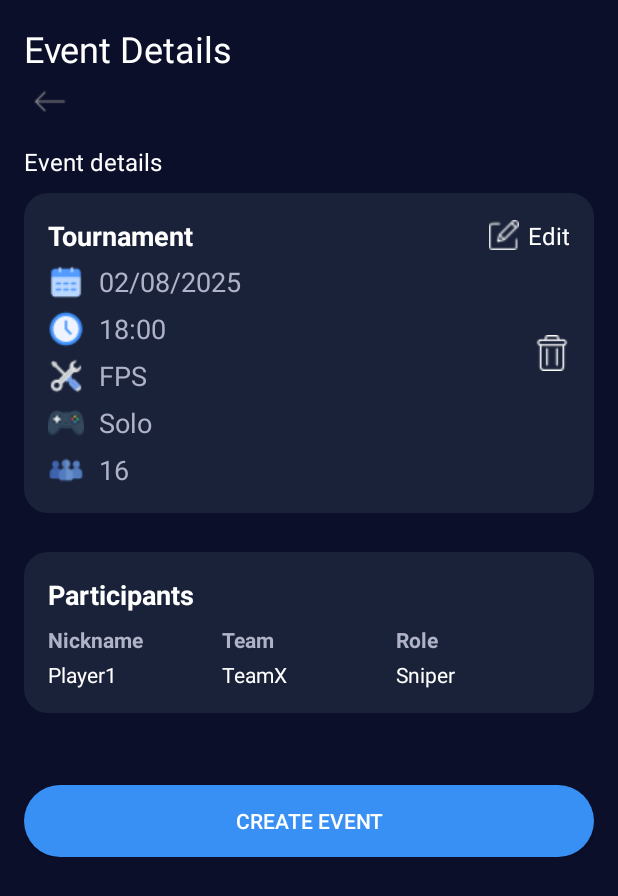
After one commit to dmitryS1666/win_com, an Android app built with Jetpack Compose: the fragment ViewEventFragment placed in its activity, on a phone screen of 412 x 824 dp. The commit adds this screen. Shown: the top 896 px of the screen. Run offline under Robolectric (Android 15) with nearby library versions, the phone set to English and light mode, and no system bars; our stand-ins replace Room's generated code.

Commit message:
add show/create/delete event forms

```diff
--- a/app/src/main/java/win/com/MusicPlayerManager.kt
+++ b/app/src/main/java/win/com/MusicPlayerManager.kt
@@ -8,7 +8,7 @@ object MusicPlayerManager {
 
     fun start(context: Context) {
         val prefs = context.getSharedPreferences("app_settings", Context.MODE_PRIVATE)
-        val enabled = prefs.getBoolean("sound_enabled", true)
+        val enabled = prefs.getBoolean("sound_enabled", false)
 
         if (!enabled) return
 
--- a/app/src/main/java/win/com/data/dao/EventDao.kt
+++ b/app/src/main/java/win/com/data/dao/EventDao.kt
@@ -1,5 +1,6 @@
 package win.com.data.dao
 
+import androidx.lifecycle.LiveData
 import androidx.room.Dao
 import androidx.room.Delete
 import androidx.room.Insert
@@ -20,9 +21,9 @@ interface EventDao {
     @Update
     suspend fun update(event: EventEntity)
 
-    @Delete
-    suspend fun delete(event: EventEntity)
+    @Query("DELETE FROM events WHERE id = :eventId")
+    suspend fun delete(eventId: Int)
 
     @Query("SELECT * FROM events WHERE id = :eventId LIMIT 1")
-    suspend fun getById(eventId: Long): EventEntity?
+    fun getById(eventId: Int): LiveData<EventEntity>
 }
--- a/app/src/main/java/win/com/data/entity/EventEntity.kt
+++ b/app/src/main/java/win/com/data/entity/EventEntity.kt
@@ -5,7 +5,7 @@ import androidx.room.PrimaryKey
 
 @Entity(tableName = "events")
 data class EventEntity(
-    @PrimaryKey(autoGenerate = true) val id: Long = 0,
+    @PrimaryKey(autoGenerate = true) val id: Int = 0,
     val name: String,
     val date: String,
     val time: String,
--- a/app/src/main/java/win/com/data/repository/EventRepository.kt
+++ b/app/src/main/java/win/com/data/repository/EventRepository.kt
@@ -1,5 +1,6 @@
 package win.com.data.repository
 
+import androidx.lifecycle.LiveData
 import kotlinx.coroutines.flow.Flow
 import win.com.data.dao.EventDao
 import win.com.data.entity.EventEntity
@@ -12,7 +13,7 @@ class EventRepository(private val dao: EventDao) {
 
     suspend fun update(event: EventEntity) = dao.update(event)
 
-    suspend fun delete(event: EventEntity) = dao.delete(event)
+    suspend fun delete(id: Int) = dao.delete(id)
 
-    suspend fun getById(id: Long): EventEntity? = dao.getById(id)
+    fun getById(id: Int): LiveData<EventEntity> = dao.getById(id)
 }
--- a/app/src/main/java/win/com/ui/dashboard/DashboardViewModel.kt
+++ b/app/src/main/java/win/com/ui/dashboard/DashboardViewModel.kt
@@ -4,7 +4,9 @@ import android.app.Application
 import androidx.lifecycle.AndroidViewModel
 import androidx.lifecycle.LiveData
 import androidx.lifecycle.asLiveData
+import androidx.lifecycle.viewModelScope
 import kotlinx.coroutines.flow.map
+import kotlinx.coroutines.launch
 import win.com.data.database.AppDatabase
 import win.com.data.entity.EventEntity
 import win.com.data.repository.EventRepository
@@ -25,4 +27,20 @@ class DashboardViewModel(application: Application) : AndroidViewModel(applicatio
             .map { it.firstOrNull() }
             .asLiveData()
     }
+
+    fun deleteEvent(id: Int) {
+        viewModelScope.launch {
+            repository.delete(id)
+        }
+    }
+
+    fun getEventById(id: Int): LiveData<EventEntity> {
+        return repository.getById(id)
+    }
+
+    fun updateEvent(event: EventEntity) {
+        viewModelScope.launch {
+            repository.update(event)
+        }
+    }
 }
--- /dev/null
+++ b/app/src/main/java/win/com/ui/event/ViewEventFragment.kt
@@ -0,0 +1,97 @@
+package win.com.ui.event
+
+import android.os.Bundle
+import android.view.LayoutInflater
+import android.view.View
+import android.view.ViewGroup
+import android.widget.Button
+import android.widget.ImageView
+import android.widget.TextView
+import android.widget.Toast
+import androidx.fragment.app.Fragment
+import androidx.lifecycle.ViewModelProvider
+import win.com.MainActivity
+import win.com.R
+import win.com.ui.dashboard.DashboardViewModel
+
+class ViewEventFragment : Fragment() {
+
+    private lateinit var viewModel: DashboardViewModel
+    private var eventId: Int = -1
+
+    override fun onCreate(savedInstanceState: Bundle?) {
+        super.onCreate(savedInstanceState)
+        eventId = arguments?.getInt(ARG_EVENT_ID) ?: -1
+    }
+
+    override fun onCreateView(inflater: LayoutInflater, container: ViewGroup?, savedInstanceState: Bundle?): View {
+        return inflater.inflate(R.layout.fragment_view_event, container, false)
+    }
+
+    override fun onViewCreated(view: View, savedInstanceState: Bundle?) {
+        viewModel = ViewModelProvider(this)[DashboardViewModel::class.java]
+
+        val title = view.findViewById<TextView>(R.id.viewEventTitle)
+        val date = view.findViewById<TextView>(R.id.viewEventDate)
+        val time = view.findViewById<TextView>(R.id.viewEventTime)
+        val category = view.findViewById<TextView>(R.id.viewEventCategory)
+        val mode = view.findViewById<TextView>(R.id.viewEventMode)
+        val players = view.findViewById<TextView>(R.id.viewEventPlayers)
+
+        val backButton = view.findViewById<ImageView>(R.id.backButton)
+        val createButton = view.findViewById<Button>(R.id.createButton)
+        val editButton = view.findViewById<TextView>(R.id.editButton)
+        val editIcon = view.findViewById<ImageView>(R.id.editIcon)
+        val deleteIcon = view.findViewById<ImageView>(R.id.iconDelete)
+
+        // Назад
+        backButton.setOnClickListener {
+            (activity as? MainActivity)?.openFragment(AllEventsFragment())
+        }
+
+        // Создание события
+        createButton.setOnClickListener {
+            (activity as? MainActivity)?.openFragment(CreateEventFragment())
+            (activity as? MainActivity)?.updateNavIcons("events")
+        }
+
+        // Редактирование (кнопка или иконка)
+        val openEditFragment = {
+            (activity as? MainActivity)?.openFragment(EditEventFragment.newInstance(eventId))
+        }
+
+        editButton.setOnClickListener { openEditFragment() }
+        editIcon.setOnClickListener { openEditFragment() }
+
+        // Удаление события
+        deleteIcon.setOnClickListener {
+            viewModel.deleteEvent(eventId)
+            Toast.makeText(requireContext(), "Event deleted", Toast.LENGTH_SHORT).show()
+            (activity as? MainActivity)?.openFragment(AllEventsFragment())
+        }
+
+        // Заполнение данных
+        viewModel.getEventById(eventId).observe(viewLifecycleOwner) { event ->
+            event?.let {
+                title.text = event.name
+                date.text = event.date
+                time.text = event.time
+                category.text = event.category
+                mode.text = event.mode
+                players.text = "${event.maxParticipants} participants"
+            }
+        }
+    }
+
+    companion object {
+        private const val ARG_EVENT_ID = "event_id"
+
+        fun newInstance(eventId: Int): ViewEventFragment {
+            val fragment = ViewEventFragment()
+            val args = Bundle()
+            args.putInt(ARG_EVENT_ID, eventId)
+            fragment.arguments = args
+            return fragment
+        }
+    }
+}
--- /dev/null
+++ b/app/src/main/res/layout/fragment_view_event.xml
@@ -0,0 +1,275 @@
+<?xml version="1.0" encoding="utf-8"?>
+<ScrollView xmlns:android="http://schemas.android.com/apk/res/android"
+    xmlns:app="http://schemas.android.com/apk/res-auto"
+    xmlns:tools="http://schemas.android.com/tools"
+    android:layout_width="match_parent"
+    android:layout_height="match_parent"
+    android:background="#0B0F2A"
+    android:padding="16dp">
+
+    <LinearLayout
+        android:layout_width="match_parent"
+        android:layout_height="wrap_content"
+        android:orientation="vertical">
+
+        <!-- Header: Back + Title + Edit -->
+        <!-- Title -->
+        <TextView
+            android:layout_width="380dp"
+            android:layout_height="wrap_content"
+            android:layout_weight="2"
+            android:gravity="left"
+            android:text="Event Details"
+            android:textColor="@android:color/white"
+            android:textSize="24sp" />
+
+        <!-- Back button -->
+        <ImageView
+            android:id="@+id/backButton"
+            android:layout_width="38dp"
+            android:layout_height="38dp"
+            android:layout_weight="0.5"
+            android:src="@drawable/ic_arrow_back" />
+
+        <TextView
+            android:layout_width="380dp"
+            android:layout_height="wrap_content"
+            android:layout_weight="2"
+            android:gravity="left"
+            android:text="Event details"
+            android:layout_marginTop="10dp"
+            android:layout_marginBottom="10dp"
+            android:textColor="@android:color/white"
+            android:textSize="16sp" />
+
+        <!-- Event Card -->
+        <androidx.constraintlayout.widget.ConstraintLayout
+            android:layout_width="match_parent"
+            android:layout_height="wrap_content"
+            android:layout_marginBottom="16dp"
+            android:background="@drawable/bg_event_card"
+            android:padding="16dp">
+
+            <!-- Edit button -->
+            <LinearLayout
+                android:id="@+id/headerRow"
+                android:layout_width="match_parent"
+                android:layout_height="wrap_content"
+                android:orientation="horizontal"
+                android:gravity="center_vertical"
+                app:layout_constraintTop_toTopOf="parent"
+                app:layout_constraintStart_toStartOf="parent"
+                app:layout_constraintEnd_toEndOf="parent"
+                android:layout_marginBottom="8dp">
+
+                <!-- Заголовок -->
+                <TextView
+                    android:id="@+id/viewEventTitle"
+                    android:layout_width="0dp"
+                    android:layout_height="wrap_content"
+                    android:layout_weight="1"
+                    android:text="Tournament"
+                    android:textColor="@android:color/white"
+                    android:textSize="18sp"
+                    android:textStyle="bold"
+                    android:maxLines="1"
+                    android:ellipsize="end" />
+
+                <!-- Иконка + Edit -->
+                <ImageView
+                    android:id="@+id/editIcon"
+                    android:layout_width="20dp"
+                    android:layout_height="20dp"
+                    android:src="@drawable/i_edit"
+                    android:layout_marginEnd="6dp"
+                    app:tint="@android:color/white" />
+
+                <TextView
+                    android:id="@+id/editButton"
+                    android:layout_width="wrap_content"
+                    android:layout_height="wrap_content"
+                    android:text="Edit"
+                    android:textColor="@android:color/white"
+                    android:textSize="16sp" />
+            </LinearLayout>
+
+            <TextView
+                android:id="@+id/viewEventDate"
+                android:layout_width="0dp"
+                android:layout_height="wrap_content"
+                android:layout_marginTop="6dp"
+                android:drawableStart="@drawable/i_calendar"
+                android:drawablePadding="10dp"
+                android:text="02/08/2025"
+                android:textColor="#B0B3C7"
+                android:textSize="18sp"
+                app:layout_constraintStart_toStartOf="parent"
+                app:layout_constraintTop_toBottomOf="@id/headerRow"
+                app:layout_constraintEnd_toStartOf="@id/iconsLayout" />
+
+            <TextView
+                android:id="@+id/viewEventTime"
+                android:layout_width="0dp"
+                android:layout_height="wrap_content"
+                android:layout_marginTop="6dp"
+                android:drawableStart="@drawable/i_clock"
+                android:drawablePadding="10dp"
+                android:text="18:00"
+                android:textColor="#B0B3C7"
+                android:textSize="18sp"
+                app:layout_constraintEnd_toStartOf="@id/iconsLayout"
+                app:layout_constraintStart_toStartOf="parent"
+                app:layout_constraintTop_toBottomOf="@id/viewEventDate" />
+
+            <TextView
+                android:id="@+id/viewEventMode"
+                android:layout_width="0dp"
+                android:layout_height="wrap_content"
+                android:layout_marginTop="6dp"
+                android:drawableStart="@drawable/i_mode"
+                android:drawablePadding="10dp"
+                android:text="FPS"
+                android:textColor="#B0B3C7"
+                android:textSize="18sp"
+                app:layout_constraintEnd_toStartOf="@id/iconsLayout"
+                app:layout_constraintStart_toStartOf="parent"
+                app:layout_constraintTop_toBottomOf="@id/viewEventTime" />
+
+            <TextView
+                android:id="@+id/viewEventCategory"
+                android:layout_width="0dp"
+                android:layout_height="wrap_content"
+                android:layout_marginTop="6dp"
+                android:drawableStart="@drawable/i_category"
+                android:drawablePadding="10dp"
+                android:text="Solo"
+                android:textColor="#B0B3C7"
+                android:textSize="18sp"
+                app:layout_constraintEnd_toStartOf="@id/iconsLayout"
+                app:layout_constraintStart_toStartOf="parent"
+                app:layout_constraintTop_toBottomOf="@id/viewEventMode" />
+
+            <TextView
+                android:id="@+id/viewEventPlayers"
+                android:layout_width="wrap_content"
+                android:layout_height="wrap_content"
+                android:layout_marginTop="6dp"
+                android:drawableStart="@drawable/i_parti"
+                android:drawablePadding="10dp"
+                android:text="16"
+                android:textColor="#B0B3C7"
+                android:textSize="18sp"
+                app:layout_constraintStart_toStartOf="parent"
+                app:layout_constraintTop_toBottomOf="@id/viewEventCategory" />
+
+            <LinearLayout
+                android:id="@+id/iconsLayout"
+                android:layout_width="wrap_content"
+                android:layout_height="wrap_content"
+                android:layout_marginStart="8dp"
+                android:gravity="center_vertical"
+                android:orientation="horizontal"
+                app:layout_constraintBottom_toBottomOf="parent"
+                app:layout_constraintEnd_toEndOf="parent"
+                app:layout_constraintTop_toTopOf="parent">
+
+                <ImageView
+                    android:id="@+id/iconDelete"
+                    android:layout_width="24dp"
+                    android:layout_height="24dp"
+                    android:src="@drawable/ic_delete"
+                    app:tint="@android:color/white" />
+            </LinearLayout>
+        </androidx.constraintlayout.widget.ConstraintLayout>
+
+        <!-- Participants Card -->
+        <LinearLayout
+            android:layout_width="match_parent"
+            android:layout_height="wrap_content"
+            android:layout_marginBottom="24dp"
+            android:background="@drawable/bg_event_card"
+            android:orientation="vertical"
+            android:layout_marginTop="10dp"
+            android:padding="16dp">
+
+            <TextView
+                android:layout_width="wrap_content"
+                android:layout_height="wrap_content"
+                android:layout_marginBottom="8dp"
+                android:text="Participants"
+                android:textColor="@android:color/white"
+                android:textSize="18sp"
+                android:textStyle="bold" />
+
+            <!-- Table Header -->
+            <LinearLayout
+                android:layout_width="match_parent"
+                android:layout_height="wrap_content"
+                android:layout_marginBottom="4dp"
+                android:orientation="horizontal">
+
+                <TextView
+                    android:layout_width="0dp"
+                    android:layout_height="wrap_content"
+                    android:layout_weight="1"
+                    android:text="Nickname"
+                    android:textColor="#B0B3C7"
+                    android:textStyle="bold" />
+
+                <TextView
+                    android:layout_width="0dp"
+                    android:layout_height="wrap_content"
+                    android:layout_weight="1"
+                    android:text="Team"
+                    android:textColor="#B0B3C7"
+                    android:textStyle="bold" />
+
+                <TextView
+                    android:layout_width="0dp"
+                    android:layout_height="wrap_content"
+                    android:layout_weight="1"
+                    android:text="Role"
+                    android:textColor="#B0B3C7"
+                    android:textStyle="bold" />
+            </LinearLayout>
+
+            <!-- Example Row -->
+            <LinearLayout
+                android:layout_width="match_parent"
+                android:layout_height="wrap_content"
+                android:orientation="horizontal">
+
+                <TextView
+                    android:layout_width="0dp"
+                    android:layout_height="wrap_content"
+                    android:layout_weight="1"
+                    android:text="Player1"
+                    android:textColor="@android:color/white" />
+
+                <TextView
+                    android:layout_width="0dp"
+                    android:layout_height="wrap_content"
+                    android:layout_weight="1"
+                    android:text="TeamX"
+                    android:textColor="@android:color/white" />
+
+                <TextView
+                    android:layout_width="0dp"
+                    android:layout_height="wrap_content"
+                    android:layout_weight="1"
+                    android:text="Sniper"
+                    android:textColor="@android:color/white" />
+            </LinearLayout>
+        </LinearLayout>
+
+        <!-- Кнопка создания -->
+        <Button
+            android:id="@+id/createButton"
+            android:layout_width="match_parent"
+            android:layout_height="wrap_content"
+            android:layout_marginTop="24dp"
+            android:background="@drawable/rounded_button_bg"
+            android:text="Create Event"
+            android:textColor="@android:color/white" />
+    </LinearLayout>
+</ScrollView>
--- a/app/src/main/res/layout/item_event.xml
+++ b/app/src/main/res/layout/item_event.xml
@@ -2,8 +2,8 @@
 <androidx.constraintlayout.widget.ConstraintLayout xmlns:android="http://schemas.android.com/apk/res/android"
     xmlns:app="http://schemas.android.com/apk/res-auto"
     android:layout_width="match_parent"
-    android:layout_marginRight="10dp"
-    android:layout_marginLeft="10dp"
+    android:layout_marginRight="5dp"
+    android:layout_marginLeft="5dp"
     android:layout_height="wrap_content"
     android:background="@drawable/bg_event_card"
     android:padding="16dp"
```
Also changed, not shown: app/src/main/java/win/com/ui/event/AllEventsAdapter.kt (+6 -3 lines), app/src/main/java/win/com/ui/event/AllEventsFragment.kt (+21 -1 lines), app/src/main/java/win/com/ui/event/EditEventFragment.kt (added, +119 -0 lines), app/src/main/res/layout/fragment_edit_event.xml (added, +188 -0 lines), app/src/main/res/drawable/i_edit.png (added).
